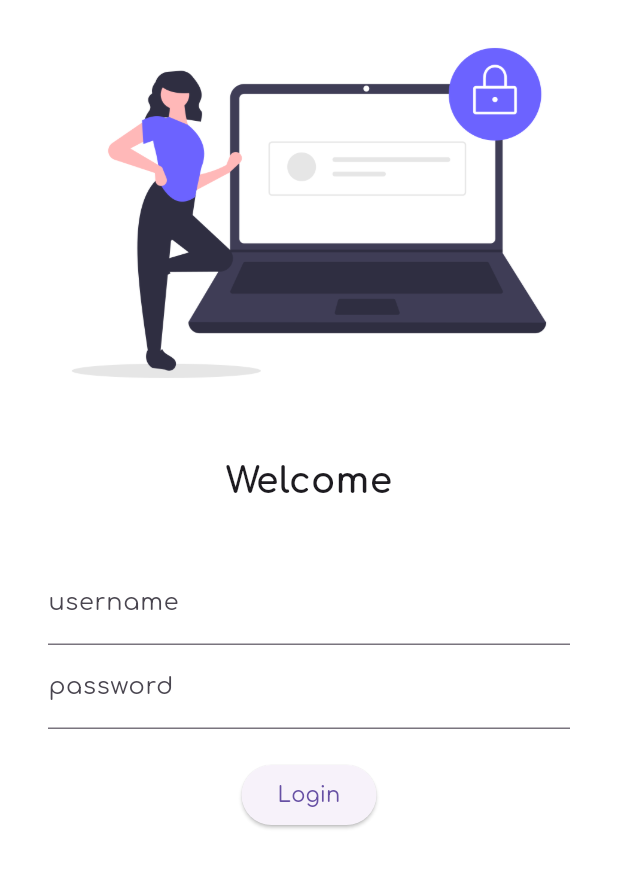
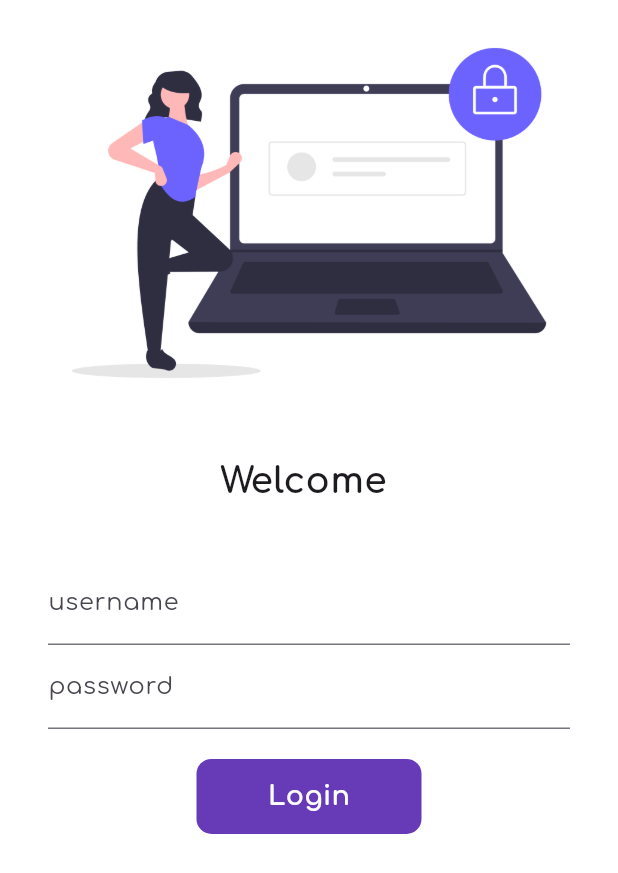
Before and after one commit to Anirudh-rb26/flutter_catalog, a Flutter app: the screen it shows after launch, on a phone screen of 412 x 824 dp. Shown: the top 873 px of the screen. Run offline on Flutter 3.47's test engine with Material 2 defaults, Android fonts, the phone set to English and light mode, and no system bars; our stand-ins replace google_fonts.

Commit message:
Login Animation

```diff
--- a/lib/main.dart
+++ b/lib/main.dart
@@ -1,6 +1,7 @@
 import 'package:flutter/material.dart';
 import 'package:flutter_catalog/pages/homepage.dart';
 import 'package:flutter_catalog/pages/loginpage.dart';
+import 'package:flutter_catalog/utilities/routes.dart';
 import 'package:google_fonts/google_fonts.dart';
 
 void main() {
@@ -23,8 +24,8 @@ class MyApp extends StatelessWidget {
       ),
       routes: {
         "/": (context) => LoginPage(),
-        "/home": (context) => HomePage(),
-        "/login": (context) => LoginPage(),
+        MyRoutes.homeRoute: (context) => HomePage(),
+        MyRoutes.loginRoute: (context) => LoginPage(),
       },
     );
   }
--- a/lib/pages/loginpage.dart
+++ b/lib/pages/loginpage.dart
@@ -1,12 +1,22 @@
 import 'package:flutter/material.dart';
+import 'package:flutter_catalog/utilities/routes.dart';
 
-class LoginPage extends StatelessWidget {
+class LoginPage extends StatefulWidget {
   const LoginPage({super.key});
+
+  @override
+  State<LoginPage> createState() => _LoginPageState();
+}
+
+class _LoginPageState extends State<LoginPage> {
+  String name = "";
+  bool changeButton = false;
 
   @override
   Widget build(BuildContext context) {
     return Material(
       color: Colors.white,
+      child: SingleChildScrollView(
         child: Column(
           children: [
             Image.asset(
@@ -14,9 +24,9 @@ class LoginPage extends StatelessWidget {
               fit: BoxFit.cover,
             ),
             const SizedBox(height: 20),
-          const Text(
-            "Welcome",
-            style: TextStyle(
+            Text(
+              "Welcome $name",
+              style: const TextStyle(
                 fontSize: 24,
                 fontWeight: FontWeight.bold,
               ),
@@ -32,6 +42,11 @@ class LoginPage extends StatelessWidget {
                       hintText: "Enter Username",
                       labelText: "username",
                     ),
+                    onChanged: (value) {
+                      setState(() {
+                        name = value;
+                      });
+                    },
                   ),
                   TextFormField(
                     obscureText: true,
@@ -41,18 +56,57 @@ class LoginPage extends StatelessWidget {
                     ),
                   ),
                   const SizedBox(height: 20),
-                ElevatedButton(
-                  onPressed: () {
-                    print("Button pressed.");
+                  InkWell(
+                    onTap: () async {
+                      setState(() {
+                        changeButton = true;
+                      });
+                      await Future.delayed(
+                        const Duration(seconds: 1),
+                      );
+                      Navigator.pushNamed(context, MyRoutes.homeRoute);
                     },
-                  style: TextButton.styleFrom(),
-                  child: const Text("Login"),
+                    child: AnimatedContainer(
+                      duration: const Duration(seconds: 1),
+                      height: 50,
+                      width: changeButton ? 50 : 150,
+                      alignment: Alignment.center,
+                      decoration: BoxDecoration(
+                        color: Colors.deepPurple,
+                        borderRadius: BorderRadius.circular(
+                          changeButton ? 20 : 10,
+                        ),
+                      ),
+                      child: changeButton
+                          ? const Icon(
+                              Icons.done,
+                              color: Colors.white,
                             )
+                          : const Text(
+                              "Login",
+                              style: TextStyle(
+                                color: Colors.white,
+                                fontWeight: FontWeight.bold,
+                                fontSize: 18,
+                              ),
+                            ),
+                    ),
+                  ),
+                  // ElevatedButton(
+                  //   onPressed: () {
+                  //     Navigator.pushNamed(context, MyRoutes.homeRoute);
+                  //   },
+                  //   style: TextButton.styleFrom(
+                  //     minimumSize: const Size(150, 50),
+                  //   ),
+                  //   child: const Text("Login"),
+                  // ),
                 ],
               ),
             )
           ],
         ),
+      ),
     );
   }
 }
--- /dev/null
+++ b/lib/utilities/routes.dart
@@ -0,0 +1,5 @@
+class MyRoutes {
+  static String loginRoute = "/login";
+  static String homeRoute = "/home";
+  // static String Route = "/";
+}
```
Lines whose indentation alone changed are shown as unchanged.
